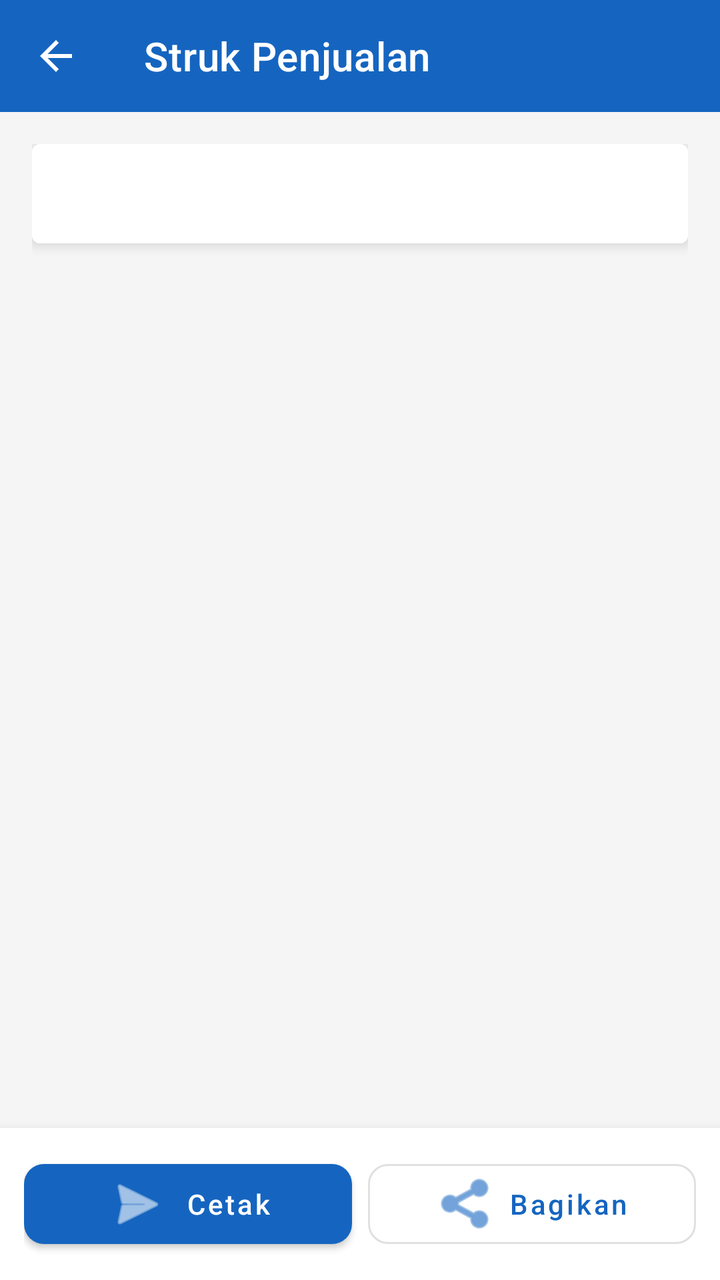
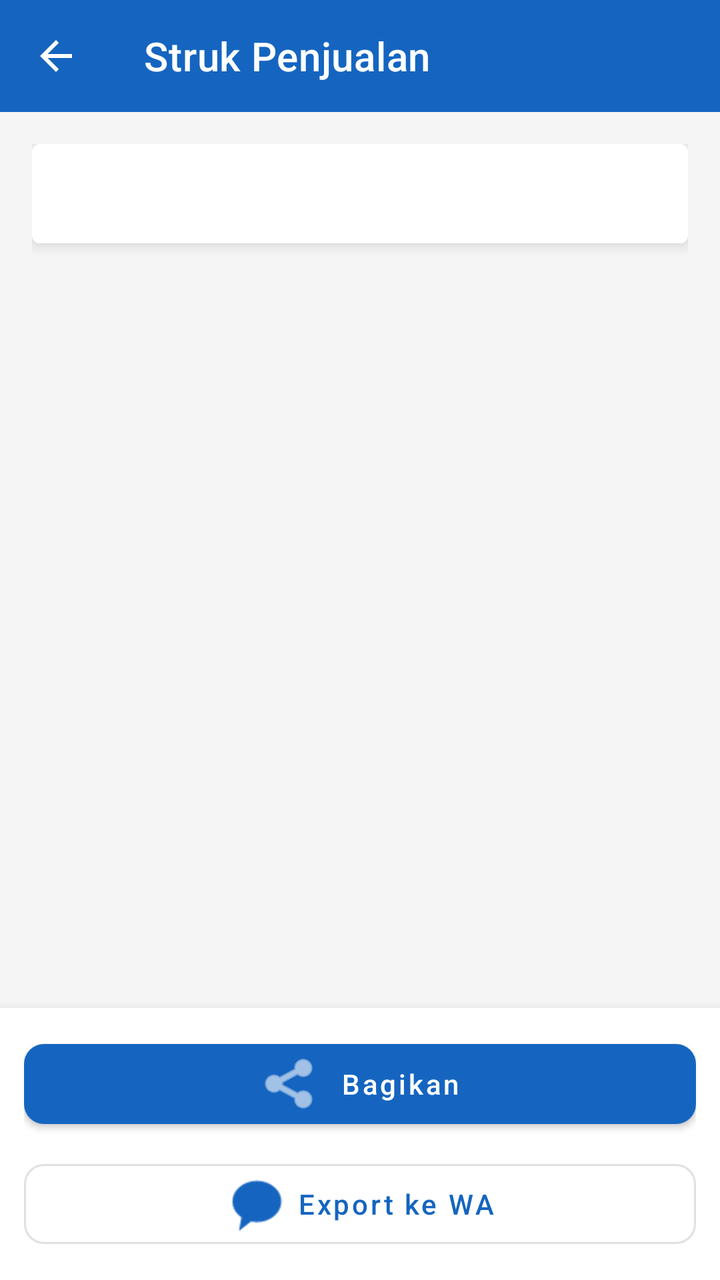

Compare the two renders of this Android layout. The source of the first and the diff that turns it into the second are given below.
<!-- AndroidManifest.xml: application theme Theme.DAMIUPOS -->
<!-- res/layout/activity_receipt.xml -->
<?xml version="1.0" encoding="utf-8"?>
<LinearLayout
    xmlns:android="http://schemas.android.com/apk/res/android"
    xmlns:app="http://schemas.android.com/apk/res-auto"
    android:layout_width="match_parent"
    android:layout_height="match_parent"
    android:orientation="vertical"
    android:background="@color/grey_light">

    <com.google.android.material.appbar.AppBarLayout
        android:layout_width="match_parent"
        android:layout_height="wrap_content">

        <androidx.appcompat.widget.Toolbar
            android:id="@+id/toolbar"
            android:layout_width="match_parent"
            android:layout_height="?attr/actionBarSize"
            android:background="@color/primary"
            android:titleTextColor="@color/white"
            app:navigationIcon="@drawable/ic_arrow_back"
            app:title="Struk Penjualan" />
    </com.google.android.material.appbar.AppBarLayout>

    <ScrollView
        android:layout_width="match_parent"
        android:layout_height="0dp"
        android:layout_weight="1"
        android:padding="16dp">

        
        <com.google.android.material.card.MaterialCardView
            android:layout_width="match_parent"
            android:layout_height="wrap_content"
            app:cardCornerRadius="4dp"
            app:cardElevation="4dp">

            <LinearLayout
                android:id="@+id/receiptContainer"
                android:layout_width="match_parent"
                android:layout_height="wrap_content"
                android:orientation="vertical"
                android:padding="16dp"
                android:background="@color/white">

                <TextView
                    android:id="@+id/tvReceiptContent"
                    android:layout_width="match_parent"
                    android:layout_height="wrap_content"
                    android:fontFamily="monospace"
                    android:textSize="13sp"
                    android:textColor="@color/black"
                    android:lineSpacingExtra="2dp" />
            </LinearLayout>
        </com.google.android.material.card.MaterialCardView>
    </ScrollView>

    
    <LinearLayout
        android:layout_width="match_parent"
        android:layout_height="wrap_content"
        android:orientation="horizontal"
        android:padding="12dp"
        android:background="@color/white"
        android:elevation="8dp">

        <com.google.android.material.button.MaterialButton
            android:id="@+id/btnPrint"
            android:layout_width="0dp"
            android:layout_height="wrap_content"
            android:layout_weight="1"
            android:layout_marginEnd="4dp"
            android:text="Cetak"
            android:textAllCaps="false"
            app:cornerRadius="10dp"
            app:icon="@android:drawable/ic_menu_send"
            app:iconGravity="textStart" />

        <com.google.android.material.button.MaterialButton
            android:id="@+id/btnShare"
            style="@style/Widget.MaterialComponents.Button.OutlinedButton"
            android:layout_width="0dp"
            android:layout_height="wrap_content"
            android:layout_weight="1"
            android:layout_marginStart="4dp"
            android:text="Bagikan"
            android:textAllCaps="false"
            app:cornerRadius="10dp"
            app:icon="@android:drawable/ic_menu_share"
            app:iconGravity="textStart" />
    </LinearLayout>
</LinearLayout>
<!-- resources referenced by this layout -->
<resources>
  <color name="black">#000000</color>
  <color name="grey_light">#F5F5F5</color>
  <color name="primary">#1565C0</color>
  <color name="white">#FFFFFF</color>
  <!-- drawable ic_arrow_back (drawable) -->
  <?xml version="1.0" encoding="utf-8"?>
  <vector xmlns:android="http://schemas.android.com/apk/res/android"
      android:width="24dp"
      android:height="24dp"
      android:viewportWidth="24"
      android:viewportHeight="24"
      android:tint="@color/white">
      <path
          android:fillColor="#FFFFFF"
          android:pathData="M20,11H7.83l5.59,-5.59L12,4l-8,8 8,8 1.41,-1.41L7.83,13H20v-2z" />
  </vector>
  <style name="Theme.DAMIUPOS" parent="Theme.MaterialComponents.Light.NoActionBar">
          <item name="colorPrimary">@color/primary</item>
          <item name="colorPrimaryDark">@color/primary_dark</item>
          <item name="colorAccent">@color/accent</item>
          <item name="android:statusBarColor">@color/primary_dark</item>
          
          <item name="toolbarStyle">@style/DAMIUToolbar</item>
          <item name="titleTextColor">@color/white</item>
          <item name="actionMenuTextColor">@color/white</item>
      </style>
  <color name="primary_dark">#0D47A1</color>
  <color name="accent">#FF6F00</color>
  <style name="DAMIUToolbar" parent="Widget.MaterialComponents.Toolbar">
          <item name="titleTextColor">@color/white</item>
          <item name="subtitleTextColor">@color/white</item>
          <item name="android:background">@color/primary</item>
      </style>
</resources>

<!-- the commit's change to res/layout/activity_receipt.xml (unified diff, before → after) -->
@@ -58,34 +58,42 @@
     <LinearLayout
         android:layout_width="match_parent"
         android:layout_height="wrap_content"
-        android:orientation="horizontal"
+        android:orientation="vertical"
         android:padding="12dp"
         android:background="@color/white"
         android:elevation="8dp">
 
         <com.google.android.material.button.MaterialButton
             android:id="@+id/btnPrint"
-            android:layout_width="0dp"
+            android:layout_width="match_parent"
             android:layout_height="wrap_content"
-            android:layout_weight="1"
-            android:layout_marginEnd="4dp"
             android:text="Cetak"
             android:textAllCaps="false"
+            android:visibility="gone"
             app:cornerRadius="10dp"
             app:icon="@android:drawable/ic_menu_send"
             app:iconGravity="textStart" />
 
         <com.google.android.material.button.MaterialButton
             android:id="@+id/btnShare"
-            style="@style/Widget.MaterialComponents.Button.OutlinedButton"
-            android:layout_width="0dp"
+            android:layout_width="match_parent"
             android:layout_height="wrap_content"
-            android:layout_weight="1"
-            android:layout_marginStart="4dp"
             android:text="Bagikan"
             android:textAllCaps="false"
             app:cornerRadius="10dp"
             app:icon="@android:drawable/ic_menu_share"
             app:iconGravity="textStart" />
+
+        <com.google.android.material.button.MaterialButton
+            android:id="@+id/btnExportWa"
+            style="@style/Widget.MaterialComponents.Button.OutlinedButton"
+            android:layout_width="match_parent"
+            android:layout_height="wrap_content"
+            android:layout_marginTop="8dp"
+            android:text="Export ke WA"
+            android:textAllCaps="false"
+            app:cornerRadius="10dp"
+            app:icon="@android:drawable/sym_action_chat"
+            app:iconGravity="textStart" />
     </LinearLayout>
 </LinearLayout>
